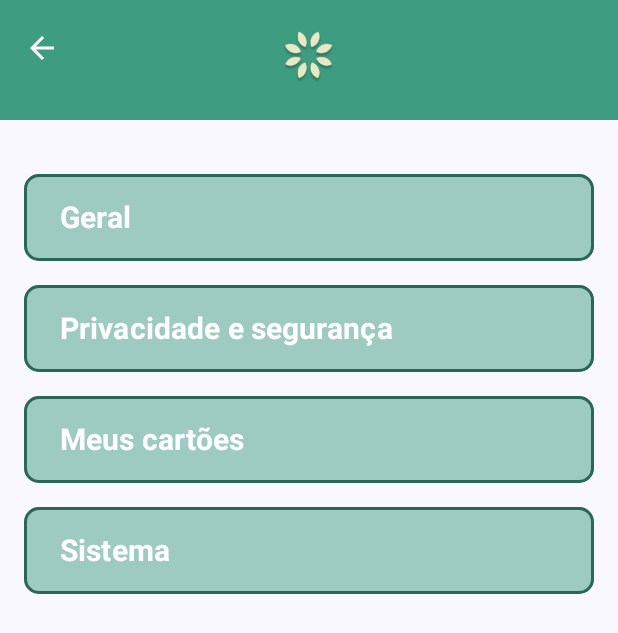
After one commit to Caua90210/VivarisMobile, an Android app built with Jetpack Compose: the Configuracoes screen opened through its navigation route, on a phone screen of 412 x 824 dp. The commit adds this screen. Shown: the top 633 px of the screen. Run offline under Robolectric (Android 15) with nearby library versions, the phone set to English and light mode, and no system bars.

Commit message:
configuracoes prontas

```diff
--- a/app/src/main/java/br/senai/sp/jandira/vivaris/MainActivity.kt
+++ b/app/src/main/java/br/senai/sp/jandira/vivaris/MainActivity.kt
@@ -17,6 +17,7 @@ import androidx.navigation.compose.NavHost
 import androidx.navigation.compose.composable
 import androidx.navigation.compose.rememberNavController
 import androidx.navigation.navArgument
+import br.senai.sp.jandira.vivaris.screens.Configuracoes
 import br.senai.sp.jandira.vivaris.screens.Home
 import br.senai.sp.jandira.vivaris.screens.SplashScreen
 import br.senai.sp.jandira.vivaris.ui.theme.VivarisTheme
@@ -81,6 +82,11 @@ class MainActivity : ComponentActivity() {
                             val clienteId = backStackEntry.arguments?.getString("clienteId")?.toIntOrNull()
                             PreferenciasScreen(controleDeNavegacao, clienteId ?: 0)
                         }
+                        composable(route = "configuracoes") {
+                           Configuracoes(controleDeNavegacao)
+                        }
+
+
                     }
                 }
             }
--- /dev/null
+++ b/app/src/main/java/br/senai/sp/jandira/vivaris/screens/Configuracoes.kt
@@ -0,0 +1,162 @@
+package br.senai.sp.jandira.vivaris.screens
+
+import androidx.compose.foundation.Image
+import androidx.compose.foundation.background
+import androidx.compose.foundation.border
+import androidx.compose.foundation.layout.*
+import androidx.compose.foundation.shape.RoundedCornerShape
+import androidx.compose.material.*
+import androidx.compose.material.icons.Icons
+import androidx.compose.material.icons.filled.ArrowBack
+import androidx.compose.material3.Button
+import androidx.compose.material3.ButtonDefaults
+import androidx.compose.material3.ExperimentalMaterial3Api
+import androidx.compose.material3.Icon
+import androidx.compose.material3.IconButton
+import androidx.compose.material3.Scaffold
+import androidx.compose.material3.Text
+import androidx.compose.material3.TopAppBar
+import androidx.compose.material3.TopAppBarDefaults
+import androidx.compose.runtime.Composable
+import androidx.compose.ui.Alignment
+import androidx.compose.ui.Modifier
+import androidx.compose.ui.graphics.Color
+import androidx.compose.ui.layout.ContentScale
+import androidx.compose.ui.res.painterResource
+import androidx.compose.ui.text.font.FontWeight
+import androidx.compose.ui.text.style.TextAlign
+import androidx.compose.ui.tooling.preview.Preview
+import androidx.compose.ui.unit.dp
+import androidx.compose.ui.unit.sp
+import androidx.navigation.NavHostController
+import br.senai.sp.jandira.vivaris.R
+
+@OptIn(ExperimentalMaterial3Api::class)
+@Composable
+fun Configuracoes(controleDeNavegacao: NavHostController) {
+
+    val buttonModifier = Modifier
+        .fillMaxWidth()
+        .height(58.dp)
+        .border(
+            width = 2.dp,
+            color = Color(0xFF296856), // Cor da borda
+            shape = RoundedCornerShape(10.dp)
+        )
+
+    val buttonColors = ButtonDefaults.buttonColors(
+        containerColor = Color(0x7D3E9C81),
+        contentColor = Color(0xFFFFFFFF)
+    )
+    Scaffold(
+        topBar = {
+            TopAppBar(
+                modifier = Modifier
+                    .background(color = Color(0xFF3E9C81))
+                    .height(80.dp)
+                ,
+                title = { Text("") },
+                navigationIcon = {
+                    IconButton(onClick = { /* Handle back navigation */ }) {
+                        Icon(imageVector = Icons.Filled.ArrowBack, contentDescription = "Back",
+                            tint = Color(0xFFFFFFFFF))
+                    }
+                },
+                colors = TopAppBarDefaults.topAppBarColors(
+                     containerColor = Color(0xFF3E9C81)
+                )
+            )
+
+            Image(
+                painter = painterResource(id = R.drawable.vivarislogo),
+                contentDescription = "Logo Vivaris",
+                modifier = Modifier
+                    .fillMaxWidth()
+                    .size(60.dp)
+                    .padding(top = 14.dp),
+                contentScale = ContentScale.Fit
+            )
+        },
+        content = { paddingValues ->
+
+
+            Column(
+                modifier = Modifier
+                    .fillMaxSize()
+                    .padding(paddingValues)
+                    .padding(16.dp),
+                horizontalAlignment = Alignment.Start,
+                verticalArrangement = Arrangement.Top
+            ) {
+                    Spacer(modifier = Modifier.height(20.dp))
+                Button(
+                    onClick = { /* Handle 'Geral' button click */ },
+                    modifier = buttonModifier,
+                    colors = buttonColors,
+                    shape = RoundedCornerShape(10.dp)
+                ) {
+                    Row(
+                        modifier = Modifier.fillMaxWidth(),
+                        horizontalArrangement = Arrangement.Start
+                    ) {
+                        Text("Geral", textAlign = TextAlign.Start, fontSize = 20.sp, fontWeight = FontWeight.Bold)
+                    }
+                }
+
+                Spacer(modifier = Modifier.height(16.dp))
+
+                Button(
+                    onClick = { /* Handle 'Privacidade e segurança' button click */ },
+                    modifier = buttonModifier,
+                    colors = buttonColors,
+                    shape = RoundedCornerShape(10.dp)
+                ) {
+                    Row(
+                        modifier = Modifier.fillMaxWidth(),
+                        horizontalArrangement = Arrangement.Start
+                    ) {
+                        Text("Privacidade e segurança", fontSize = 20.sp, fontWeight = FontWeight.Bold)
+                    }
+                }
+
+                Spacer(modifier = Modifier.height(16.dp))
+
+                // Botão "Meus cartões"
+                Button(
+                    onClick = { /* Handle 'Meus cartões' button click */ },
+                    modifier = buttonModifier,
+                    colors = buttonColors,
+                    shape = RoundedCornerShape(10.dp)
+                ) {
+                    Row(
+                        modifier = Modifier.fillMaxWidth(),
+                        horizontalArrangement = Arrangement.Start
+                    ) {
+                        Text("Meus cartões", fontSize = 20.sp, fontWeight = FontWeight.Bold)
+                    }
+                }
+
+                Spacer(modifier = Modifier.height(16.dp))
+
+                // Botão "Sistema"
+                Button(
+                    onClick = { /* Handle 'Sistema' button click */ },
+                    modifier = buttonModifier,
+                    colors = buttonColors,
+                    shape = RoundedCornerShape(10.dp)
+                ) {
+                    Row(
+                        modifier = Modifier.fillMaxWidth(),
+                        horizontalArrangement = Arrangement.Start
+                    ) {
+                        Text("Sistema", fontSize = 20.sp, fontWeight = FontWeight.Bold)
+                    }
+                }
+            }
+        })
+}
+//        @Preview
+//        @Composable
+//        fun DefaultPreview() {
+//            Configuracoes(controleDeNavegacao)
+//        }
--- a/app/src/main/java/br/senai/sp/jandira/vivaris/screens/Disponibilidade.kt
+++ b/app/src/main/java/br/senai/sp/jandira/vivaris/screens/Disponibilidade.kt
@@ -35,6 +35,8 @@ import retrofit2.Response
 import java.time.LocalDateTime
 import java.time.LocalTime
 import java.time.format.DateTimeFormatter
+
+
 
 
 
--- a/app/src/main/java/br/senai/sp/jandira/vivaris/service/RetrofitFactory.kt
+++ b/app/src/main/java/br/senai/sp/jandira/vivaris/service/RetrofitFactory.kt
@@ -7,7 +7,7 @@ import retrofit2.converter.gson.GsonConverterFactory
 
 class RetrofitFactory {
 
-    private val BASE_URL = "http://10.107.144.7:8080/v1/vivaris/"
+    private val BASE_URL = "http://10.107.144.6:8080/v1/vivaris/"
 
 
 
--- a/app/src/main/res/xml/network_security_config.xml
+++ b/app/src/main/res/xml/network_security_config.xml
@@ -1,6 +1,6 @@
 <?xml version="1.0" encoding="utf-8"?>
 <network-security-config>
     <domain-config cleartextTrafficPermitted="true">
-        <domain includeSubdomains="true">10.107.144.7</domain>
+        <domain includeSubdomains="true">10.107.144.6</domain>
     </domain-config>
 </network-security-config>
```
Also changed, not shown: app/src/main/java/br/senai/sp/jandira/vivaris/screens/home.kt (+103 -2 lines), app/src/main/res/drawable/menu.png (added), app/src/main/res/drawable/notificacao.png (added), app/src/main/res/drawable/sistema.png (added).
